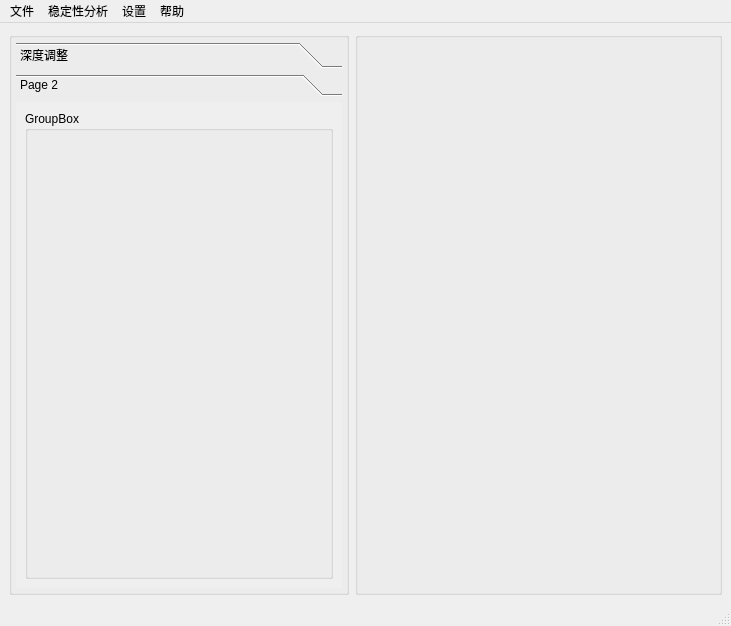
Old version of the form src/ui/mainwindow.ui in the repository DTTSY/WellLogging.
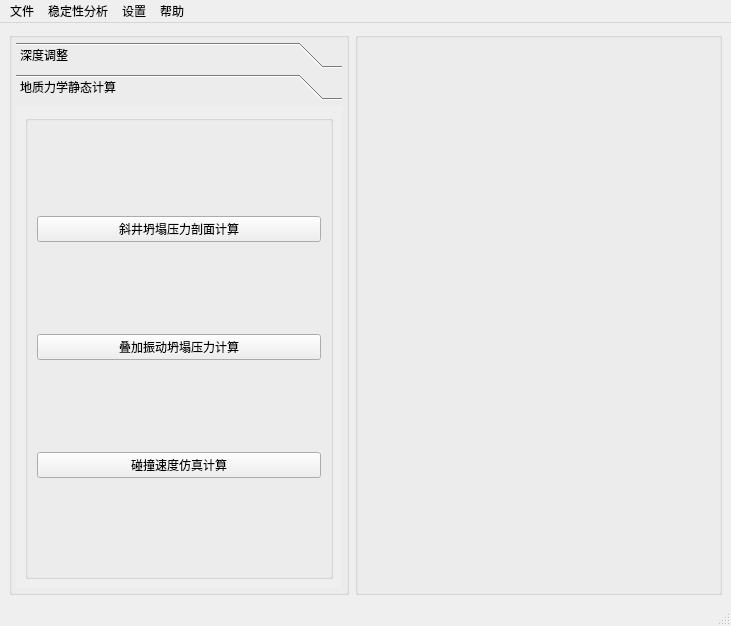
New version of the form. The open tabs and pages were chosen to show the change.

Commit message: feat: Enhance MATLAB integration and UI for drilling calculations

Patch:
```diff
--- a/src/ui/mainwindow.ui
+++ b/src/ui/mainwindow.ui
@@ -140,14 +140,40 @@
            </rect>
           </property>
           <attribute name="label">
-           <string>Page 2</string>
+           <string>地质力学静态计算</string>
           </attribute>
           <layout class="QGridLayout" name="gridLayout">
            <item row="0" column="0">
             <widget class="QGroupBox" name="groupBox_4">
              <property name="title">
-              <string>GroupBox</string>
+              <string/>
              </property>
+             <property name="alignment">
+              <set>Qt::AlignmentFlag::AlignLeading|Qt::AlignmentFlag::AlignLeft|Qt::AlignmentFlag::AlignTop</set>
+             </property>
+             <layout class="QVBoxLayout" name="verticalLayout_2">
+              <item>
+               <widget class="QPushButton" name="pb_homorock">
+                <property name="text">
+                 <string>斜井坍塌压力剖面计算</string>
+                </property>
+               </widget>
+              </item>
+              <item>
+               <widget class="QPushButton" name="pb_added_homorock">
+                <property name="text">
+                 <string>叠加振动坍塌压力计算</string>
+                </property>
+               </widget>
+              </item>
+              <item>
+               <widget class="QPushButton" name="pb_drilling_velocity">
+                <property name="text">
+                 <string>碰撞速度仿真计算</string>
+                </property>
+               </widget>
+              </item>
+             </layout>
             </widget>
            </item>
           </layout>
```
Left out of the diff: 2 changed lines with no effect on the pictures. The commit also changes 7 other files.
